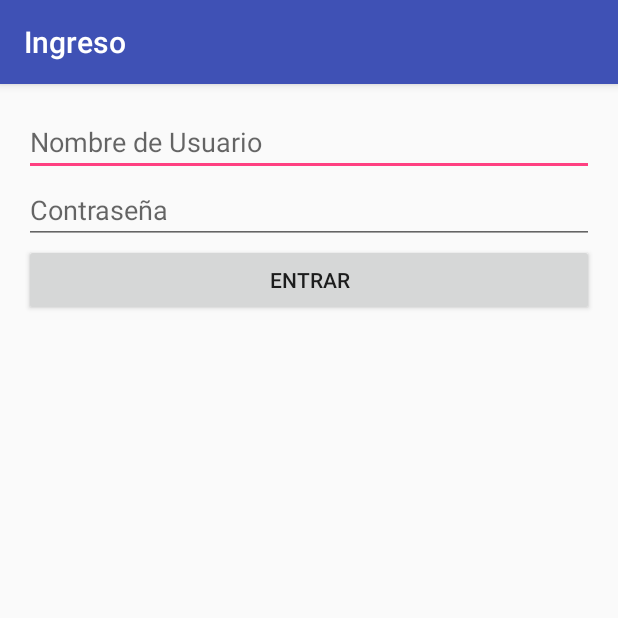
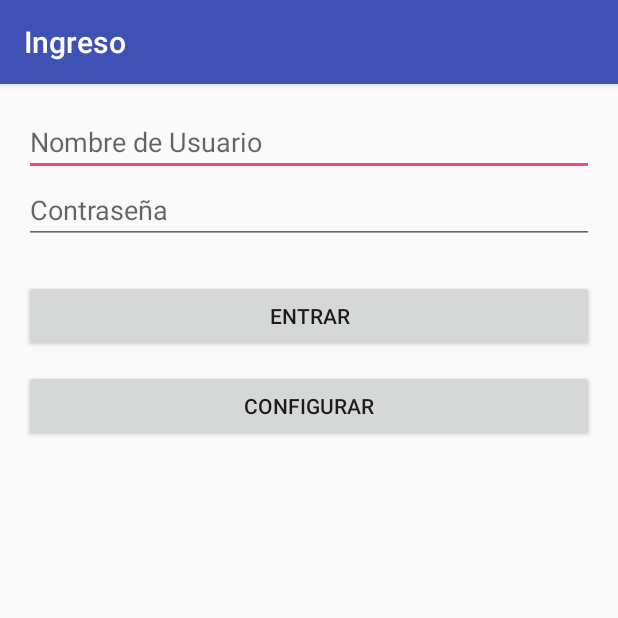
Before and after one commit to jonathantito/MQTT_Android_GoogleMapsAPI_MapQuestAPI, an Android app: the screen it shows after launch (LoginActivity), after a tap on "ENTRAR", on a phone screen of 412 x 824 dp, the top half of it. Run offline under Robolectric (Android 15) with nearby library versions, the phone set to English and light mode, and no system bars; our stand-ins replace Volley; network calls fail; 5 statements that could not run were skipped.

```diff
--- a/app/src/main/java/com/example/dell/testapigoogle/LoginActivity.java
+++ b/app/src/main/java/com/example/dell/testapigoogle/LoginActivity.java
@@ -1,8 +1,17 @@
+/*
+Modif.1 3 de Febrero de 2017
+Se implementa un pantalla de acceso a la aplicación
+que se conecta a una BDD local en MySQL bajo XAMPP
+* **/
+
 package com.example.dell.testapigoogle;
 
 import android.app.AlertDialog;
+import android.content.Context;
 import android.content.Intent;
+import android.net.ConnectivityManager;
 import android.os.Bundle;
+import android.os.Environment;
 import android.support.v7.app.AppCompatActivity;
 import android.view.View;
 import android.widget.Button;
@@ -16,7 +25,16 @@ import com.android.volley.toolbox.Volley;
 import org.json.JSONException;
 import org.json.JSONObject;
 
+import java.io.BufferedReader;
+import java.io.File;
+import java.io.FileInputStream;
+import java.io.FileNotFoundException;
+import java.io.IOException;
+import java.io.InputStreamReader;
+
 public class LoginActivity extends AppCompatActivity {
+    //static int flagRespuesta = 0;
+    public String path = Environment.getExternalStorageDirectory().getAbsolutePath() + "/mqttdata";
     @Override
     protected void onCreate(Bundle savedInstanceState) {
         super.onCreate(savedInstanceState);
@@ -24,8 +42,10 @@ public class LoginActivity extends AppCompatActivity {
 
         final EditText etUsername = (EditText) findViewById(R.id.etUsername);
         final EditText etPassword = (EditText) findViewById(R.id.etPassword);
-        //final TextView tvRegisterLink = (TextView) findViewById(R.id.tvRegisterLink);
         final Button bLogin = (Button) findViewById(R.id.bSignIn);
+        final Button bConf = (Button) findViewById(R.id.btnConf);
+
+        //Modif.1.old.ini INICIO
         /*
         tvRegisterLink.setOnClickListener(new View.OnClickListener() {
             @Override
@@ -35,11 +55,25 @@ public class LoginActivity extends AppCompatActivity {
             }
         });
         */
+        //Modif.1.old.ini FIN
+        bConf.setOnClickListener(new View.OnClickListener(){
+            @Override
+            public void onClick(View v) {
+                Intent confIntent = new Intent(LoginActivity.this, ConfigurationActivity.class);
+                LoginActivity.this.startActivity(confIntent);
+
+            }
+        });
+
         bLogin.setOnClickListener(new View.OnClickListener() {
             @Override
             public void onClick(View v) {
+                //flagRespuesta=3;
                 final String username = etUsername.getText().toString();
                 final String password = etPassword.getText().toString();
+
+                if (isOnline() == true) {
+
 
                     // Response received from the server
                     Response.Listener<String> responseListener = new Response.Listener<String>() {
@@ -50,6 +84,8 @@ public class LoginActivity extends AppCompatActivity {
                                 boolean success = jsonResponse.getBoolean("success");
 
                                 if (success) {
+                                    //flagRespuesta=1;
+                                    //Modif.1.old.ini INICIO
                                     // String name = jsonResponse.getString("name");
                                     //int age = jsonResponse.getInt("age");
                                 /*
@@ -59,26 +95,150 @@ public class LoginActivity extends AppCompatActivity {
                                 intent.putExtra("nombreUsuario", username);
                                 LoginActivity.this.startActivity(intent);
                                 */
+                                    //Modif.1.old.ini FIN
                                     Intent nextIntent = new Intent(LoginActivity.this, SuscriptionActivity.class);//Modif.1.C.new.ln
                                     LoginActivity.this.startActivity(nextIntent);//Modif.1.C.new.ln
+
                                 } else {
+                                    //flagRespuesta=2;
                                     AlertDialog.Builder builder = new AlertDialog.Builder(LoginActivity.this);
                                     builder.setMessage("Nombre de usuario y/o contraseña errado(s)")
                                             .setNegativeButton("Reintentar", null)
                                             .create()
                                             .show();
+
                                 }
+
+
 
                             } catch (JSONException e) {
                                 e.printStackTrace();
                             }
+
                         }
+
                     };
+                    /*
+                    if(flagRespuesta==0||flagRespuesta==3)
+                    //if(flagRespuesta==0)
+                    {
+                        //verifique los servicios Apache y MySQL esten arriba
+                        AlertDialog.Builder builder = new AlertDialog.Builder(LoginActivity.this);
+                        builder.setMessage("Verifique los servicios Apache y MySQL esten arriba, además verifique la IP del Broker MQTT")
+                                .setNegativeButton("Reintentar", null)
+                                .create()
+                                .show();
+                        //flagRespuesta=0;
 
-                LoginRequest loginRequest = new LoginRequest(username, password, responseListener);
+                    }*/
+
+
+
+                    //////
+                    //
+                    File file = new File (path + "/conf.txt");
+                    String [] loadText = Load(file);
+
+                    String finalString = "";
+
+                    for (int i = 0; i < loadText.length; i++)
+                    {
+                        //finalString += loadText[i] + System.getProperty("line.separator");//Modif.1.old.ln
+                        finalString += loadText[i] ;//Modif.1.new.ln
+                    }
+                    //
+                    String LOGIN_REQUEST_URL = "http://" + finalString + "/Login3.php";
+                    //////
+
+                    LoginRequest loginRequest = new LoginRequest(username, password, responseListener,LOGIN_REQUEST_URL);
                     RequestQueue queue = Volley.newRequestQueue(LoginActivity.this);
                     queue.add(loginRequest);
+
+
+
                 }
+                else
+                {
+                    AlertDialog.Builder builder = new AlertDialog.Builder(LoginActivity.this);
+                    builder.setMessage("Conectese a la red del sistema MQTT por favor")
+                            .setNegativeButton("Reintentar", null)
+                            .create()
+                            .show();
+                }
+
+
+            }
+
         });
+
+
+    }
+    public static String[] Load(File file)
+    {
+        FileInputStream fis = null;
+        try
+        {
+            fis = new FileInputStream(file);
+        }
+        catch (FileNotFoundException e) {e.printStackTrace();}
+        InputStreamReader isr = new InputStreamReader(fis);
+        BufferedReader br = new BufferedReader(isr);
+
+        String test;
+        int anzahl=0;
+        try
+        {
+            while ((test=br.readLine()) != null)
+            {
+                anzahl++;
             }
         }
+        catch (IOException e) {e.printStackTrace();}
+
+        try
+        {
+            fis.getChannel().position(0);
+        }
+        catch (IOException e) {e.printStackTrace();}
+
+        String[] array = new String[anzahl];
+
+        String line;
+        int i = 0;
+        try
+        {
+            while((line=br.readLine())!=null)
+            {
+                array[i] = line;
+                i++;
+            }
+        }
+        catch (IOException e) {e.printStackTrace();}
+        return array;
+    }
+    public boolean isOnline() {
+        //Modif.1.old.ini INICIO Si funciona pero solo constata cnexión a internet en general
+
+        ConnectivityManager cm =
+                (ConnectivityManager) getSystemService(Context.CONNECTIVITY_SERVICE);
+
+        return cm.getActiveNetworkInfo() != null &&
+                cm.getActiveNetworkInfo().isConnectedOrConnecting();
+
+        //Modif.1.old.ini FIN Si funciona pero solo constata cnexión a internet en general
+        //Modif.1.old.ini INICIO cuelga la aplicación
+        /*
+        Runtime runtime = Runtime.getRuntime();
+        try {
+            Process ipProcess = runtime.exec("/system/bin/ping -c 1 192.168.1.7");
+            int     exitValue = ipProcess.waitFor();
+            return (exitValue == 0);
+        }
+        catch (IOException e)          { e.printStackTrace(); }
+        catch (InterruptedException e) { e.printStackTrace(); }
+
+        return false;
+        */
+        //Modif.1.old.ini FIN cuelga la aplicación
+    }
+}
--- a/app/src/main/java/com/example/dell/testapigoogle/LoginRequest.java
+++ b/app/src/main/java/com/example/dell/testapigoogle/LoginRequest.java
@@ -1,22 +1,37 @@
 package com.example.dell.testapigoogle;
+
+import android.content.Context;
+import android.content.SharedPreferences;
+import android.os.Environment;
 
 import com.android.volley.Response;
 import com.android.volley.toolbox.StringRequest;
 
+import java.io.BufferedReader;
+import java.io.File;
+import java.io.FileInputStream;
+import java.io.FileNotFoundException;
+import java.io.IOException;
+import java.io.InputStreamReader;
 import java.util.HashMap;
 import java.util.Map;
 
 public class LoginRequest extends StringRequest {
-    private static final String LOGIN_REQUEST_URL = "http://192.168.1.7/Login3.php";
+
+    //private static final String LOGIN_REQUEST_URL = "http://192.168.1.7/Login3.php";//Modif.1.old.A.ln
     private Map<String, String> params;
 
-    public LoginRequest(String username, String password, Response.Listener<String> listener) {
+
+    //public LoginRequest(String username, String password, Response.Listener<String> listener) {//Modif.1.old.A.ln
+    public LoginRequest(String username, String password, Response.Listener<String> listener, String LOGIN_REQUEST_URL) {//Modif.1.new.A.ln
         super(Method.POST, LOGIN_REQUEST_URL, listener, null);
         params = new HashMap<>();
         params.put("nombreUsuario", username);
         params.put("passUsuario", password);
 
+
     }
+
 
     @Override
     public Map<String, String> getParams() {
--- a/app/src/main/res/layout/activity_login.xml
+++ b/app/src/main/res/layout/activity_login.xml
@@ -38,11 +38,24 @@
         android:id="@+id/bSignIn"
         android:layout_width="wrap_content"
         android:layout_height="wrap_content"
+        android:text="Entrar"
+        android:layout_marginTop="24dp"
+        android:layout_below="@+id/etPassword"
+        android:layout_alignParentLeft="true"
+        android:layout_alignParentStart="true"
+        android:layout_alignParentRight="true"
+        android:layout_alignParentEnd="true" />
+
+    <Button
+        android:id="@+id/btnConf"
+        android:layout_width="wrap_content"
+        android:layout_height="wrap_content"
+        android:text="Configurar"
+        android:layout_marginTop="12dp"
+        android:layout_below="@+id/bSignIn"
+        android:layout_alignParentRight="true"
         android:layout_alignParentEnd="true"
         android:layout_alignParentLeft="true"
-        android:layout_alignParentRight="true"
-        android:layout_alignParentStart="true"
-        android:layout_below="@+id/etPassword"
-        android:text="Entrar" />
+        android:layout_alignParentStart="true" />
 
 </RelativeLayout>
```
Also changed, not shown: app/src/main/AndroidManifest.xml (+7 -2 lines), app/src/main/java/com/example/dell/testapigoogle/ConfigurationActivity.java (added, +166 -0 lines), app/src/main/res/layout/activity_configuration.xml (added, +56 -0 lines). Lines whose indentation alone changed are shown as unchanged.
